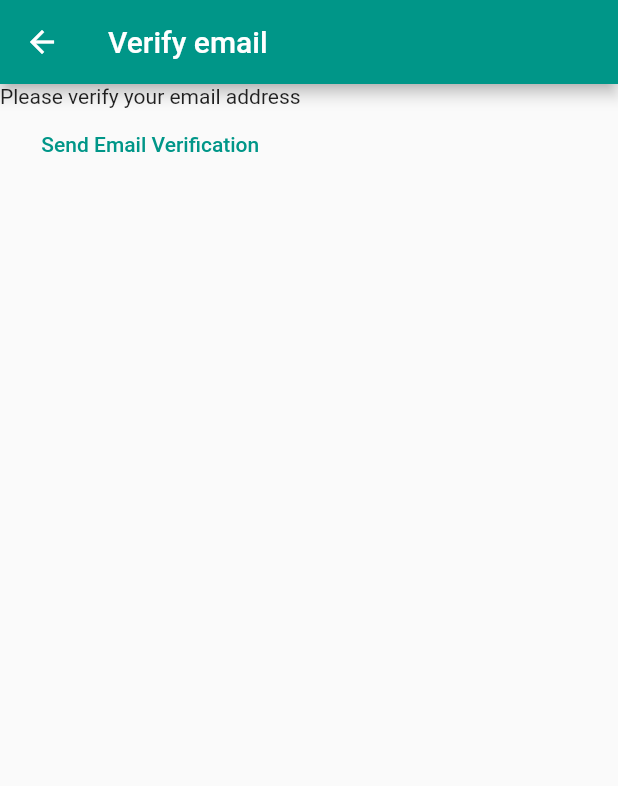
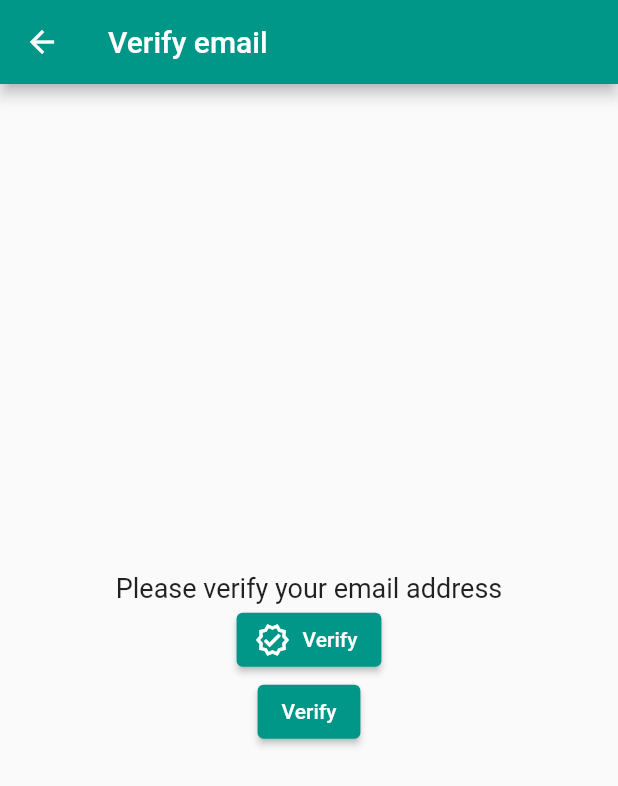
Before and after one commit to Nightcreatur/Firebase, a Flutter app: the VerifyEmailView screen opened directly, on a phone screen of 412 x 824 dp. Shown: the top 786 px of the screen. Run offline on Flutter 3.47's test engine with Material 2 defaults, Android fonts, the phone set to English and light mode, and no system bars; our stand-ins replace firebase_auth, firebase_core; accounts and stored records are empty; network calls fail.

Commit message:
loggin out

```diff
--- a/lib/views/verify-view.dart
+++ b/lib/views/verify-view.dart
@@ -14,17 +14,36 @@ class _VerifyEmailViewState extends State<VerifyEmailView> {
     return Scaffold(
       appBar: AppBar(
           title: const Text('Verify email'),
+          leading: IconButton(
+            onPressed: () => {
+              Navigator.of(context)
+                  .pushNamedAndRemoveUntil('/login/', (route) => false)
+            },
+            icon: const Icon(Icons.arrow_back),
+          )),
+      body: Center(
+        child: Column(
+          mainAxisAlignment: MainAxisAlignment.center,
+          children: [
+            const Text(
+              'Please verify your email address',
+              style: TextStyle(fontSize: 18),
             ),
-      body: Column(
-        children: [
-          const Text('Please verify your email address'),
-          TextButton(
+            ElevatedButton.icon(
                 onPressed: () async {
                   final user = FirebaseAuth.instance.currentUser;
                   await user?.sendEmailVerification();
                 },
-              child: const Text('Send Email Verification'))
+                icon: const Icon(Icons.verified_outlined),
+                label: const Text('Verify')),
+            ElevatedButton(
+                onPressed: () async {
+                  final user = FirebaseAuth.instance.currentUser;
+                  await user?.sendEmailVerification();
+                },
+                child: const Text('Verify'))
           ],
+        ),
       ),
     );
   }
```
Also changed, not shown: lib/main.dart (+84 -7 lines). Lines whose indentation alone changed are shown as unchanged.
